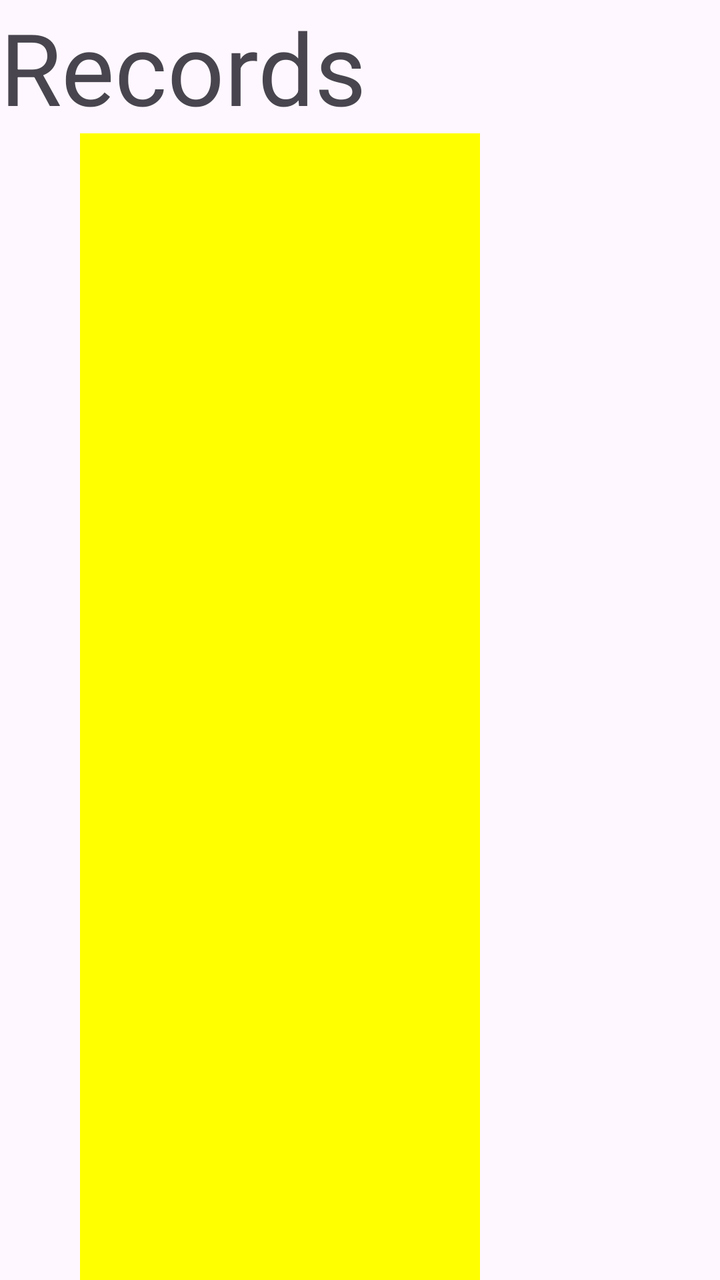
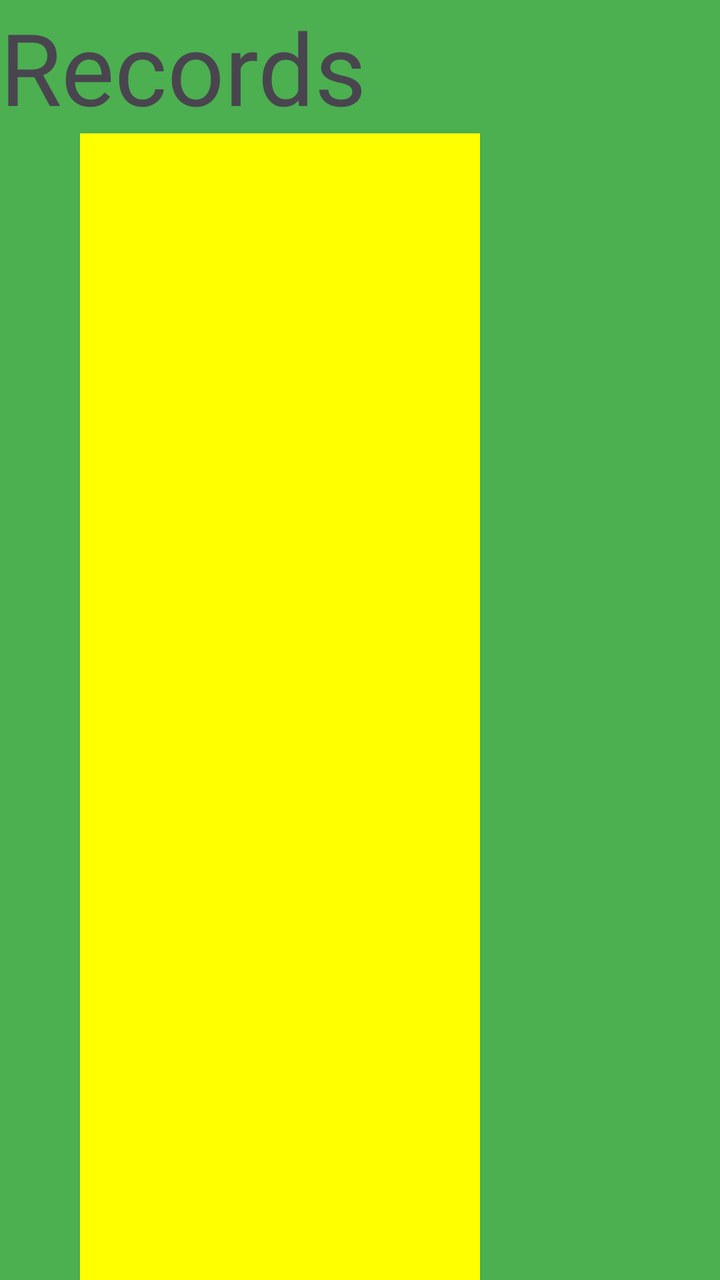

Before-and-after screenshots of an Android layout around one commit, followed by the original layout XML and the change that was made.
<!-- AndroidManifest.xml: application theme Theme.DanielColorSwitch -->
<!-- res/layout/activity_records.xml -->
<?xml version="1.0" encoding="utf-8"?>
<LinearLayout xmlns:android="http://schemas.android.com/apk/res/android"
    xmlns:app="http://schemas.android.com/apk/res-auto"
    xmlns:tools="http://schemas.android.com/tools"
    android:id="@+id/main"
    android:layout_width="match_parent"
    android:layout_height="match_parent"
    android:orientation="vertical"
    tools:context=".RecordsActivity">

    <TextView
        android:layout_width="match_parent"
        android:layout_height="wrap_content"
        android:text="Records"
        android:textSize="50dp"></TextView>

    <androidx.recyclerview.widget.RecyclerView
        android:layout_width="200dp"
        android:layout_height="match_parent"
        android:id="@+id/recyclerView"
        android:background="#FFFF00"
        android:layout_marginLeft="40dp"
        ></androidx.recyclerview.widget.RecyclerView>

</LinearLayout>
<!-- resources referenced by this layout -->
<resources>
  <style name="Theme.DanielColorSwitch" parent="Base.Theme.DanielColorSwitch" />
  <style name="Base.Theme.DanielColorSwitch" parent="Theme.Material3.DayNight.NoActionBar">
          
          
      </style>
</resources>

<!-- the commit's change to res/layout/activity_records.xml (unified diff, before → after) -->
@@ -6,6 +6,7 @@
     android:layout_width="match_parent"
     android:layout_height="match_parent"
     android:orientation="vertical"
+    android:background="#4CAF50" tools:context=".RecordsActivity">
     tools:context=".RecordsActivity">
 
     <TextView
